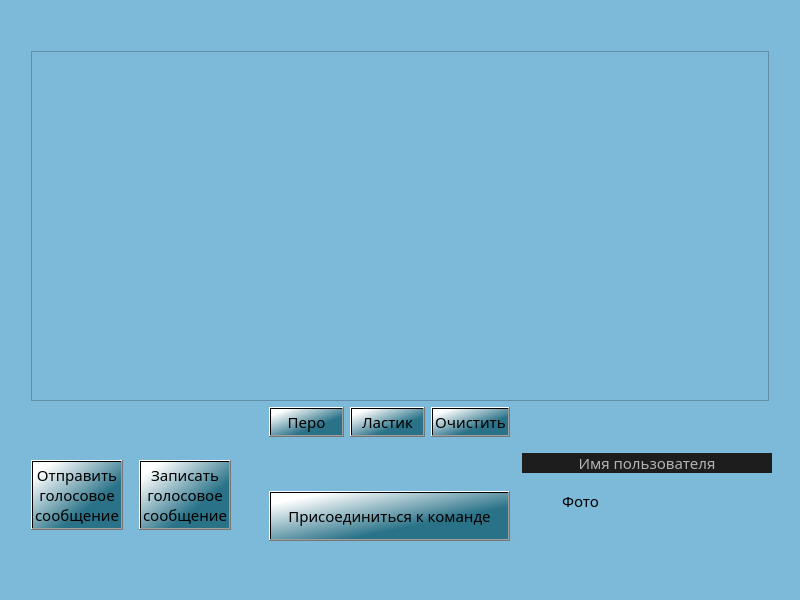
This is Client/jeducation-v0.1/brainstorm.ui in Avedik/Desktop-application-IEducation as Qt 5 draws it before an edit. The edited form follows.
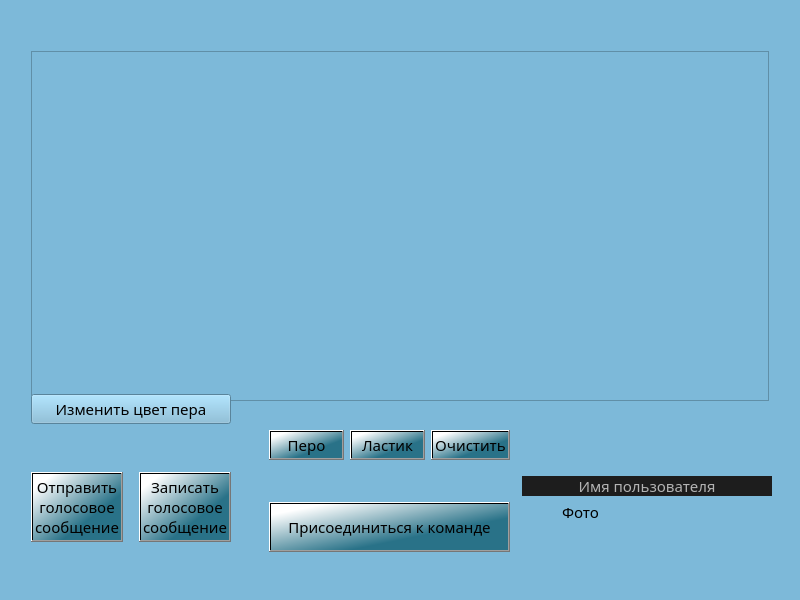
This is the edited form.

Commit message: Добавил возможность изменения цвета пера

Diff of the .ui file:
```diff
--- a/Client/jeducation-v0.1/brainstorm.ui
+++ b/Client/jeducation-v0.1/brainstorm.ui
@@ -35,39 +35,29 @@
    <string notr="true">background-color: rgb(125, 185, 217);</string>
   </property>
   <layout class="QGridLayout" name="gridLayout">
-   <item row="1" column="0">
-    <spacer name="horizontalSpacer_7">
-     <property name="orientation">
-      <enum>Qt::Horizontal</enum>
-     </property>
-     <property name="sizeType">
-      <enum>QSizePolicy::Fixed</enum>
-     </property>
-     <property name="sizeHint" stdset="0">
+   <item row="1" column="2" colspan="6">
+    <widget class="QGraphicsView" name="table">
+     <property name="minimumSize">
       <size>
-       <width>20</width>
-       <height>20</height>
+       <width>0</width>
+       <height>350</height>
       </size>
      </property>
-    </spacer>
-   </item>
-   <item row="1" column="8">
-    <spacer name="horizontalSpacer_3">
-     <property name="orientation">
-      <enum>Qt::Horizontal</enum>
+     <property name="autoFillBackground">
+      <bool>false</bool>
      </property>
-     <property name="sizeType">
-      <enum>QSizePolicy::Fixed</enum>
+     <property name="backgroundBrush">
+      <brush brushstyle="NoBrush">
+       <color alpha="0">
+        <red>255</red>
+        <green>255</green>
+        <blue>255</blue>
+       </color>
+      </brush>
      </property>
-     <property name="sizeHint" stdset="0">
-      <size>
-       <width>20</width>
-       <height>20</height>
-      </size>
-     </property>
-    </spacer>
+    </widget>
    </item>
-   <item row="2" column="4">
+   <item row="3" column="4">
     <spacer name="verticalSpacer">
      <property name="orientation">
       <enum>Qt::Vertical</enum>
@@ -83,83 +73,123 @@
      </property>
     </spacer>
    </item>
+   <item row="0" column="2">
+    <spacer name="verticalSpacer_5">
+     <property name="orientation">
+      <enum>Qt::Vertical</enum>
+     </property>
+     <property name="sizeType">
+      <enum>QSizePolicy::Fixed</enum>
+     </property>
+     <property name="sizeHint" stdset="0">
+      <size>
+       <width>20</width>
+       <height>40</height>
+      </size>
+     </property>
+    </spacer>
+   </item>
+   <item row="3" column="5">
+    <layout class="QHBoxLayout" name="horizontalLayout_2">
+     <item>
+      <widget class="QPushButton" name="styletButton">
+       <property name="font">
+        <font>
+         <family>Bahnschrift</family>
+         <pointsize>11</pointsize>
+        </font>
+       </property>
+       <property name="styleSheet">
+        <string notr="true">background-color: qlineargradient(spread:pad, x1:0.652, y1:0.67, x2:0.096, y2:0.136227, stop:0 rgba(41, 114, 136, 255), stop:1 rgba(255, 255, 255, 255));</string>
+       </property>
+       <property name="text">
+        <string>Перо</string>
+       </property>
+      </widget>
+     </item>
+     <item>
+      <widget class="QPushButton" name="eraserButton">
+       <property name="font">
+        <font>
+         <family>Bahnschrift</family>
+         <pointsize>11</pointsize>
+        </font>
+       </property>
+       <property name="styleSheet">
+        <string notr="true">background-color: qlineargradient(spread:pad, x1:0.652, y1:0.67, x2:0.096, y2:0.136227, stop:0 rgba(41, 114, 136, 255), stop:1 rgba(255, 255, 255, 255));</string>
+       </property>
+       <property name="text">
+        <string>Ластик</string>
+       </property>
+      </widget>
+     </item>
+     <item>
+      <widget class="QPushButton" name="clearButton">
+       <property name="font">
+        <font>
+         <family>Bahnschrift</family>
+         <pointsize>11</pointsize>
+        </font>
+       </property>
+       <property name="styleSheet">
+        <string notr="true">background-color: qlineargradient(spread:pad, x1:0.652, y1:0.67, x2:0.096, y2:0.136227, stop:0 rgba(41, 114, 136, 255), stop:1 rgba(255, 255, 255, 255));</string>
+       </property>
+       <property name="text">
+        <string>Очистить</string>
+       </property>
+      </widget>
+     </item>
+    </layout>
+   </item>
    <item row="3" column="2">
-    <layout class="QVBoxLayout" name="verticalLayout">
-     <item>
-      <spacer name="verticalSpacer_3">
-       <property name="orientation">
-        <enum>Qt::Vertical</enum>
-       </property>
-       <property name="sizeType">
-        <enum>QSizePolicy::Fixed</enum>
-       </property>
-       <property name="sizeHint" stdset="0">
-        <size>
-         <width>20</width>
-         <height>5</height>
-        </size>
-       </property>
-      </spacer>
-     </item>
-     <item>
-      <layout class="QHBoxLayout" name="horizontalLayout_3">
-       <item>
-        <widget class="QPushButton" name="sendButton">
-         <property name="font">
-          <font>
-           <family>Bahnschrift</family>
-           <pointsize>11</pointsize>
-          </font>
-         </property>
-         <property name="styleSheet">
-          <string notr="true">background-color: qlineargradient(spread:pad, x1:0.652, y1:0.67, x2:0.096, y2:0.136227, stop:0 rgba(41, 114, 136, 255), stop:1 rgba(255, 255, 255, 255));</string>
-         </property>
-         <property name="text">
-          <string>Отправить
-голосовое
-сообщение</string>
-         </property>
-        </widget>
-       </item>
-       <item>
-        <spacer name="horizontalSpacer_6">
-         <property name="orientation">
-          <enum>Qt::Horizontal</enum>
-         </property>
-         <property name="sizeType">
-          <enum>QSizePolicy::Fixed</enum>
-         </property>
-         <property name="sizeHint" stdset="0">
-          <size>
-           <width>10</width>
-           <height>20</height>
-          </size>
-         </property>
-        </spacer>
-       </item>
-       <item>
-        <widget class="QPushButton" name="recordButton">
-         <property name="font">
-          <font>
-           <family>Bahnschrift</family>
-           <pointsize>11</pointsize>
-          </font>
-         </property>
-         <property name="styleSheet">
-          <string notr="true">background-color: qlineargradient(spread:pad, x1:0.652, y1:0.67, x2:0.096, y2:0.136227, stop:0 rgba(41, 114, 136, 255), stop:1 rgba(255, 255, 255, 255));</string>
-         </property>
-         <property name="text">
-          <string>Записать
-голосовое
-сообщение</string>
-         </property>
-        </widget>
-       </item>
-      </layout>
-     </item>
-    </layout>
+    <spacer name="verticalSpacer_6">
+     <property name="orientation">
+      <enum>Qt::Vertical</enum>
+     </property>
+     <property name="sizeType">
+      <enum>QSizePolicy::Fixed</enum>
+     </property>
+     <property name="sizeHint" stdset="0">
+      <size>
+       <width>20</width>
+       <height>20</height>
+      </size>
+     </property>
+    </spacer>
    </item>
-   <item row="3" column="7">
+   <item row="1" column="0">
+    <spacer name="horizontalSpacer_7">
+     <property name="orientation">
+      <enum>Qt::Horizontal</enum>
+     </property>
+     <property name="sizeType">
+      <enum>QSizePolicy::Fixed</enum>
+     </property>
+     <property name="sizeHint" stdset="0">
+      <size>
+       <width>20</width>
+       <height>20</height>
+      </size>
+     </property>
+    </spacer>
+   </item>
+   <item row="7" column="2">
+    <spacer name="verticalSpacer_4">
+     <property name="orientation">
+      <enum>Qt::Vertical</enum>
+     </property>
+     <property name="sizeType">
+      <enum>QSizePolicy::Fixed</enum>
+     </property>
+     <property name="sizeHint" stdset="0">
+      <size>
+       <width>20</width>
+       <height>40</height>
+      </size>
+     </property>
+    </spacer>
+   </item>
+   <item row="6" column="7">
     <layout class="QVBoxLayout" name="verticalLayout_2">
      <property name="spacing">
       <number>5</number>
@@ -273,129 +303,7 @@
      </item>
     </layout>
    </item>
-   <item row="2" column="5">
-    <layout class="QHBoxLayout" name="horizontalLayout_2">
-     <item>
-      <widget class="QPushButton" name="styletButton">
-       <property name="font">
-        <font>
-         <family>Bahnschrift</family>
-         <pointsize>11</pointsize>
-        </font>
-       </property>
-       <property name="styleSheet">
-        <string notr="true">background-color: qlineargradient(spread:pad, x1:0.652, y1:0.67, x2:0.096, y2:0.136227, stop:0 rgba(41, 114, 136, 255), stop:1 rgba(255, 255, 255, 255));</string>
-       </property>
-       <property name="text">
-        <string>Перо</string>
-       </property>
-      </widget>
-     </item>
-     <item>
-      <widget class="QPushButton" name="eraserButton">
-       <property name="font">
-        <font>
-         <family>Bahnschrift</family>
-         <pointsize>11</pointsize>
-        </font>
-       </property>
-       <property name="styleSheet">
-        <string notr="true">background-color: qlineargradient(spread:pad, x1:0.652, y1:0.67, x2:0.096, y2:0.136227, stop:0 rgba(41, 114, 136, 255), stop:1 rgba(255, 255, 255, 255));</string>
-       </property>
-       <property name="text">
-        <string>Ластик</string>
-       </property>
-      </widget>
-     </item>
-     <item>
-      <widget class="QPushButton" name="clearButton">
-       <property name="font">
-        <font>
-         <family>Bahnschrift</family>
-         <pointsize>11</pointsize>
-        </font>
-       </property>
-       <property name="styleSheet">
-        <string notr="true">background-color: qlineargradient(spread:pad, x1:0.652, y1:0.67, x2:0.096, y2:0.136227, stop:0 rgba(41, 114, 136, 255), stop:1 rgba(255, 255, 255, 255));</string>
-       </property>
-       <property name="text">
-        <string>Очистить</string>
-       </property>
-      </widget>
-     </item>
-    </layout>
-   </item>
-   <item row="2" column="2">
-    <spacer name="verticalSpacer_6">
-     <property name="orientation">
-      <enum>Qt::Vertical</enum>
-     </property>
-     <property name="sizeType">
-      <enum>QSizePolicy::Fixed</enum>
-     </property>
-     <property name="sizeHint" stdset="0">
-      <size>
-       <width>20</width>
-       <height>20</height>
-      </size>
-     </property>
-    </spacer>
-   </item>
-   <item row="1" column="2" colspan="6">
-    <widget class="QGraphicsView" name="table">
-     <property name="minimumSize">
-      <size>
-       <width>0</width>
-       <height>350</height>
-      </size>
-     </property>
-     <property name="autoFillBackground">
-      <bool>false</bool>
-     </property>
-     <property name="backgroundBrush">
-      <brush brushstyle="NoBrush">
-       <color alpha="0">
-        <red>255</red>
-        <green>255</green>
-        <blue>255</blue>
-       </color>
-      </brush>
-     </property>
-    </widget>
-   </item>
-   <item row="4" column="2">
-    <spacer name="verticalSpacer_4">
-     <property name="orientation">
-      <enum>Qt::Vertical</enum>
-     </property>
-     <property name="sizeType">
-      <enum>QSizePolicy::Fixed</enum>
-     </property>
-     <property name="sizeHint" stdset="0">
-      <size>
-       <width>20</width>
-       <height>40</height>
-      </size>
-     </property>
-    </spacer>
-   </item>
-   <item row="0" column="2">
-    <spacer name="verticalSpacer_5">
-     <property name="orientation">
-      <enum>Qt::Vertical</enum>
-     </property>
-     <property name="sizeType">
-      <enum>QSizePolicy::Fixed</enum>
-     </property>
-     <property name="sizeHint" stdset="0">
-      <size>
-       <width>20</width>
-       <height>40</height>
-      </size>
-     </property>
-    </spacer>
-   </item>
-   <item row="3" column="5" rowspan="2">
+   <item row="6" column="5" rowspan="2">
     <widget class="QPushButton" name="joinButton">
      <property name="minimumSize">
       <size>
@@ -417,6 +325,105 @@
      </property>
     </widget>
    </item>
+   <item row="6" column="2">
+    <layout class="QVBoxLayout" name="verticalLayout">
+     <item>
+      <spacer name="verticalSpacer_3">
+       <property name="orientation">
+        <enum>Qt::Vertical</enum>
+       </property>
+       <property name="sizeType">
+        <enum>QSizePolicy::Fixed</enum>
+       </property>
+       <property name="sizeHint" stdset="0">
+        <size>
+         <width>20</width>
+         <height>5</height>
+        </size>
+       </property>
+      </spacer>
+     </item>
+     <item>
+      <layout class="QHBoxLayout" name="horizontalLayout_3">
+       <item>
+        <widget class="QPushButton" name="sendButton">
+         <property name="font">
+          <font>
+           <family>Bahnschrift</family>
+           <pointsize>11</pointsize>
+          </font>
+         </property>
+         <property name="styleSheet">
+          <string notr="true">background-color: qlineargradient(spread:pad, x1:0.652, y1:0.67, x2:0.096, y2:0.136227, stop:0 rgba(41, 114, 136, 255), stop:1 rgba(255, 255, 255, 255));</string>
+         </property>
+         <property name="text">
+          <string>Отправить
+голосовое
+сообщение</string>
+         </property>
+        </widget>
+       </item>
+       <item>
+        <spacer name="horizontalSpacer_6">
+         <property name="orientation">
+          <enum>Qt::Horizontal</enum>
+         </property>
+         <property name="sizeType">
+          <enum>QSizePolicy::Fixed</enum>
+         </property>
+         <property name="sizeHint" stdset="0">
+          <size>
+           <width>10</width>
+           <height>20</height>
+          </size>
+         </property>
+        </spacer>
+       </item>
+       <item>
+        <widget class="QPushButton" name="recordButton">
+         <property name="font">
+          <font>
+           <family>Bahnschrift</family>
+           <pointsize>11</pointsize>
+          </font>
+         </property>
+         <property name="styleSheet">
+          <string notr="true">background-color: qlineargradient(spread:pad, x1:0.652, y1:0.67, x2:0.096, y2:0.136227, stop:0 rgba(41, 114, 136, 255), stop:1 rgba(255, 255, 255, 255));</string>
+         </property>
+         <property name="text">
+          <string>Записать
+голосовое
+сообщение</string>
+         </property>
+        </widget>
+       </item>
+      </layout>
+     </item>
+    </layout>
+   </item>
+   <item row="1" column="8">
+    <spacer name="horizontalSpacer_3">
+     <property name="orientation">
+      <enum>Qt::Horizontal</enum>
+     </property>
+     <property name="sizeType">
+      <enum>QSizePolicy::Fixed</enum>
+     </property>
+     <property name="sizeHint" stdset="0">
+      <size>
+       <width>20</width>
+       <height>20</height>
+      </size>
+     </property>
+    </spacer>
+   </item>
+   <item row="2" column="2">
+    <widget class="QPushButton" name="changeColorButton">
+     <property name="text">
+      <string>Изменить цвет пера</string>
+     </property>
+    </widget>
+   </item>
   </layout>
  </widget>
  <resources/>
```
The commit also changes 4 other files.
